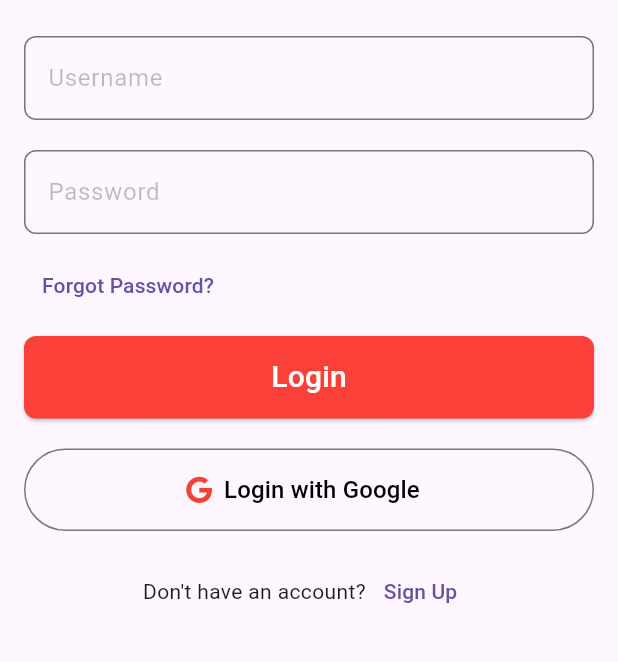
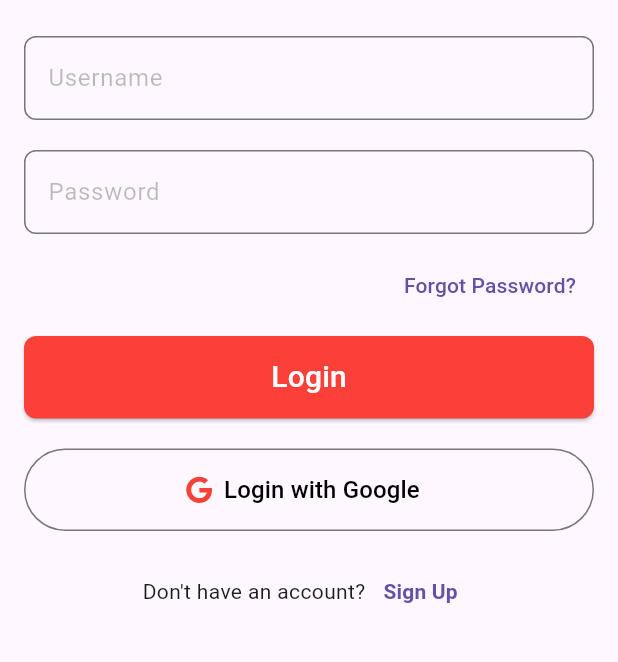
Before and after one commit to kushalkhanal/bidding_bazar, a Flutter app: the screen it shows after launch, on a phone screen of 412 x 824 dp, the part 417-1079 px from its top. Run offline on Flutter 3.47's test engine with Material 3 defaults, Android fonts, the phone set to English and light mode, and no system bars; our stand-ins replace font_awesome_flutter, lottie.

Commit message:
font added and folder structure

```diff
--- a/lib/view/login_view.dart
+++ b/lib/view/login_view.dart
@@ -91,7 +91,7 @@ class _LoginViewState extends State<LoginView> {
                       ),
                       const SizedBox(height: 10),
                       Row(
-                        mainAxisAlignment: MainAxisAlignment.start,
+                        mainAxisAlignment: MainAxisAlignment.end,
                         children: [
                           TextButton(
                             onPressed: () {},
@@ -145,7 +145,7 @@ class _LoginViewState extends State<LoginView> {
                                 MaterialPageRoute(builder: (context) => const SignupView()),
                               );
                             },
-                            child: const Text("Sign Up"),
+                            child: const Text("Sign Up",style: TextStyle(fontWeight :FontWeight.bold),),
                           ),
                         ],
                       ),
--- a/lib/view/splash_view.dart
+++ b/lib/view/splash_view.dart
@@ -1,7 +1,7 @@
 import 'dart:async';
 import 'package:flutter/material.dart';
 import 'package:lottie/lottie.dart';
-import 'package:bidding_bazar/view/login_view.dart'; // ✅ This is the correct import
+import 'package:bidding_bazar/view/login_view.dart';
 
 class SplashView extends StatefulWidget {
   const SplashView({super.key});
```
Also changed, not shown: assets/fonts/roboto/Roboto-Bold.ttf (added), assets/fonts/roboto/Roboto-Italic.ttf (added), assets/fonts/roboto/Roboto-Regular.ttf (added), pubspec.lock.
